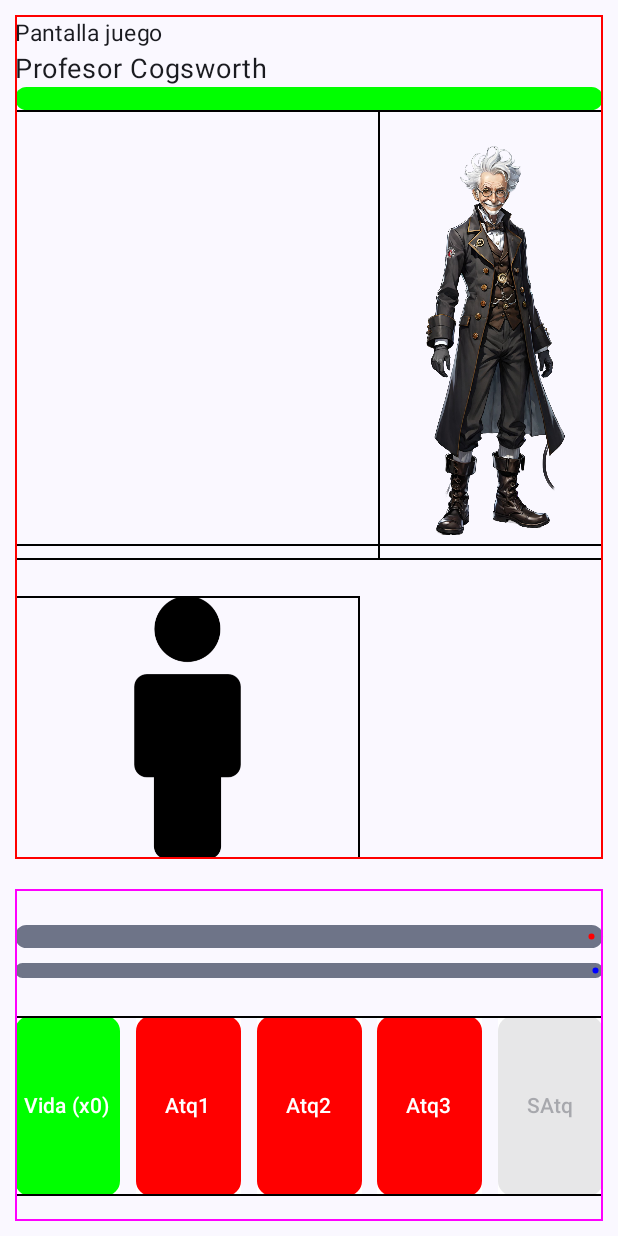
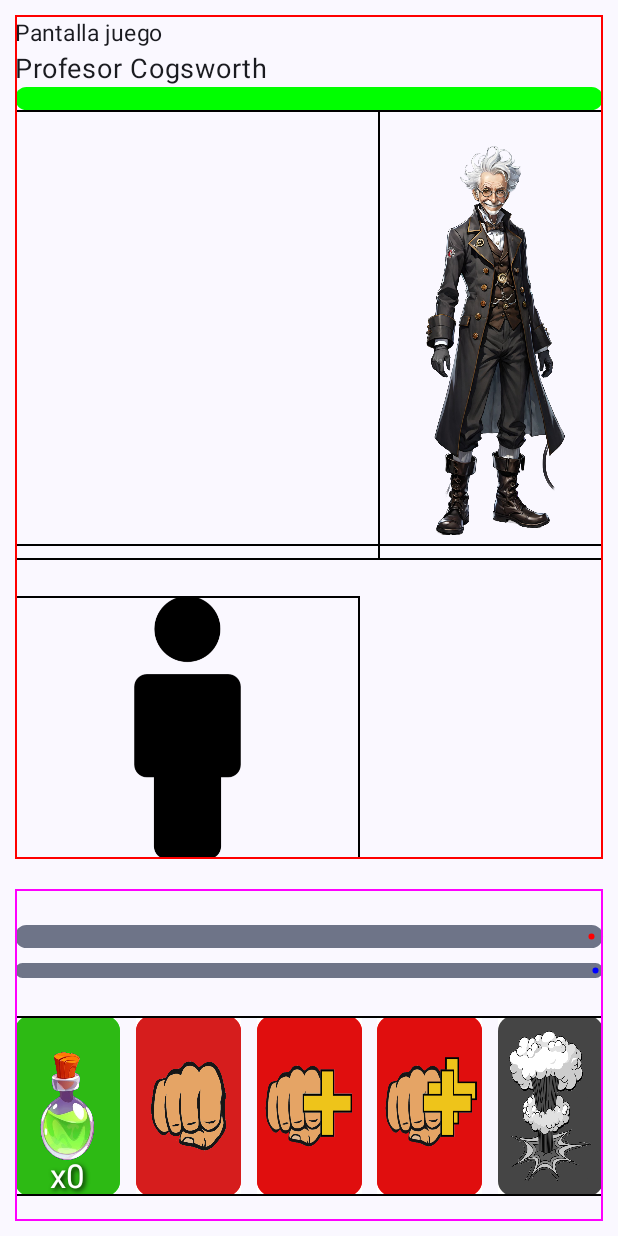
Before and after one commit to drg471/RustAndRevolt, an Android app built with Jetpack Compose: the CombatScreen screen opened through its navigation route, on a phone screen of 412 x 824 dp. Run offline under Robolectric (Android 15) with nearby library versions, the phone set to English and light mode, and no system bars; our stand-ins replace Dagger/Hilt's generated code, Room's generated code; network calls fail; 2 statements that could not run were skipped.

Commit message:
add moks: card player images, logo app, font

```diff
--- a/app/src/main/java/com/drg/rustandrevolt/ui/screens/combat/PlayerControls.kt
+++ b/app/src/main/java/com/drg/rustandrevolt/ui/screens/combat/PlayerControls.kt
@@ -1,8 +1,10 @@
 package com.drg.rustandrevolt.ui.screens.combat
 
+import androidx.compose.foundation.Image
 import androidx.compose.foundation.background
 import androidx.compose.foundation.border
 import androidx.compose.foundation.layout.Arrangement
+import androidx.compose.foundation.layout.Box
 import androidx.compose.foundation.layout.Column
 import androidx.compose.foundation.layout.PaddingValues
 import androidx.compose.foundation.layout.Row
@@ -21,8 +23,13 @@ import androidx.compose.material3.Text
 import androidx.compose.runtime.Composable
 import androidx.compose.ui.Alignment
 import androidx.compose.ui.Modifier
+import androidx.compose.ui.geometry.Offset
 import androidx.compose.ui.graphics.Color
+import androidx.compose.ui.graphics.Shadow
+import androidx.compose.ui.layout.ContentScale
 import androidx.compose.ui.platform.LocalContext
+import androidx.compose.ui.res.painterResource
+import androidx.compose.ui.text.TextStyle
 import androidx.compose.ui.unit.dp
 import androidx.compose.ui.unit.sp
 import androidx.hilt.navigation.compose.hiltViewModel
@@ -48,6 +55,10 @@ fun PlayerControls(navigateToHomeScreen : () -> Unit, viewModel : CombatViewMode
     var enableBtnVeryStrongAttack = viewModel.mutableEnableBtnVeryStrongAttack
     var enableBtnSpecialAttack = viewModel.mutableEnableBtnSpecialAttack
     var enableBtnEndGame = viewModel.mutableShowBtnEndGame
+    var potionImage = viewModel.mutablePotionImage
+    var strongAttackImage = viewModel.mutableStrongAttackImage
+    var veryStrongAttackImage = viewModel.mutableVeryStrongAttackImage
+    var specialAttackImage = viewModel.mutableSpecialAttackImage
 
     Column (modifier = Modifier
         .fillMaxWidth()
@@ -89,7 +100,12 @@ fun PlayerControls(navigateToHomeScreen : () -> Unit, viewModel : CombatViewMode
                 .border(1.dp, Color.Magenta)
                 , verticalAlignment = Alignment.CenterVertically
             ) {
-                Text(text = viewModel.mutableSeqtext, fontSize = 20.sp)
+                Text(
+                    text = viewModel.mutableSeqtext,
+                    fontSize = 20.sp,
+                    modifier = Modifier
+                        .padding(10.dp)
+                )
             }
         }
         else if (enableBtnEndGame){
@@ -118,7 +134,6 @@ fun PlayerControls(navigateToHomeScreen : () -> Unit, viewModel : CombatViewMode
 
                 //Botón de Vida
                 Button(modifier = Modifier
-                    .background(Color.White)
                     .height(120.dp)
                     .width(70.dp),
                     onClick = {
@@ -131,7 +146,27 @@ fun PlayerControls(navigateToHomeScreen : () -> Unit, viewModel : CombatViewMode
                     contentPadding = PaddingValues(0.dp),
                     enabled = enableBtnHeal
                 ) {
-                    Text("Vida (x${PlayerRemainingHealPotions})")
+                    Box(modifier = Modifier.fillMaxSize()) {
+                        Image(
+                            painter = painterResource(potionImage),
+                            contentDescription = null,
+                            modifier = Modifier.fillMaxSize(),
+                            contentScale = ContentScale.FillBounds
+                        )
+                        Text(
+                            "x${PlayerRemainingHealPotions}",
+                            modifier = Modifier.align(Alignment.BottomCenter),
+                            fontSize = 22.sp,
+                            color = Color.White, // Color del texto
+                            style = TextStyle(
+                                shadow = Shadow(
+                                    color = Color.Black, // Color del borde
+                                    blurRadius = 4f, // Radio del desenfoque
+                                    offset = Offset(2f, 2f) // Desplazamiento del borde
+                                )
+                            )
+                            )
+                    }
                 }
 
                 //Botón de Ataque 1
@@ -148,7 +183,14 @@ fun PlayerControls(navigateToHomeScreen : () -> Unit, viewModel : CombatViewMode
                     shape = RoundedCornerShape(10.dp),
                     contentPadding = PaddingValues(0.dp)
                 ) {
-                    Text("Atq1")
+                    Box(modifier = Modifier.fillMaxSize()) {
+                        Image(
+                            painter = painterResource(id = R.drawable.c_punonegrocartaroja),
+                            contentDescription = null,
+                            modifier = Modifier.fillMaxSize(),
+                            contentScale = ContentScale.FillBounds
+                        )
+                    }
                 }
 
                 //Botón de Ataque 2
@@ -166,7 +208,14 @@ fun PlayerControls(navigateToHomeScreen : () -> Unit, viewModel : CombatViewMode
                     contentPadding = PaddingValues(0.dp),
                     enabled = enableBtnStrongAttack
                 ) {
-                    Text("Atq2")
+                    Box(modifier = Modifier.fillMaxSize()) {
+                        Image(
+                            painter = painterResource(strongAttackImage),
+                            contentDescription = null,
+                            modifier = Modifier.fillMaxSize(),
+                            contentScale = ContentScale.FillBounds
+                        )
+                    }
                 }
 
                 //Botón de Ataque 3
@@ -184,7 +233,14 @@ fun PlayerControls(navigateToHomeScreen : () -> Unit, viewModel : CombatViewMode
                     contentPadding = PaddingValues(0.dp),
                     enabled = enableBtnVeryStrongAttack
                 ) {
-                    Text("Atq3")
+                    Box(modifier = Modifier.fillMaxSize()) {
+                        Image(
+                            painter = painterResource(veryStrongAttackImage),
+                            contentDescription = null,
+                            modifier = Modifier.fillMaxSize(),
+                            contentScale = ContentScale.FillBounds
+                        )
+                    }
                 }
 
                 //Botón de Ataque Especial
@@ -196,13 +252,21 @@ fun PlayerControls(navigateToHomeScreen : () -> Unit, viewModel : CombatViewMode
                         viewModel.buttonSelectControlSound()
                         viewModel.superAttackSound()
                         viewModel.playerAttackSequence(specialAttack)
-                              },
-                    colors = ButtonDefaults.buttonColors(containerColor = Color.Blue),
+                    },
+                    colors = ButtonDefaults.buttonColors(containerColor = Color.Red),
                     shape = RoundedCornerShape(10.dp),
                     contentPadding = PaddingValues(0.dp),
-                    content = { Text("SAtq") },
                     enabled = enableBtnSpecialAttack
-                )
+                ) {
+                    Box(modifier = Modifier.fillMaxSize()) {
+                        Image(
+                            painter = painterResource(specialAttackImage),
+                            contentDescription = null,
+                            modifier = Modifier.fillMaxSize(),
+                            contentScale = ContentScale.FillBounds
+                        )
+                    }
+                }
             }
         }
     }
--- a/app/src/main/java/com/drg/rustandrevolt/ui/screens/home/HomeScreenElements.kt
+++ b/app/src/main/java/com/drg/rustandrevolt/ui/screens/home/HomeScreenElements.kt
@@ -1,5 +1,6 @@
 package com.drg.rustandrevolt.ui.screens.home
 
+import android.graphics.Typeface
 import androidx.compose.foundation.Image
 import androidx.compose.foundation.background
 import androidx.compose.foundation.border
@@ -13,6 +14,7 @@ import androidx.compose.foundation.layout.padding
 import androidx.compose.foundation.layout.size
 import androidx.compose.foundation.layout.width
 import androidx.compose.material3.Button
+import androidx.compose.material3.ButtonDefaults
 import androidx.compose.material3.Text
 import androidx.compose.runtime.Composable
 import androidx.compose.ui.Alignment
@@ -20,11 +22,14 @@ import androidx.compose.ui.Modifier
 import androidx.compose.ui.graphics.Color
 import androidx.compose.ui.platform.LocalContext
 import androidx.compose.ui.res.painterResource
-import androidx.compose.ui.tooling.preview.Preview
+import androidx.compose.ui.text.TextStyle
+import androidx.compose.ui.text.font.Font
 import androidx.compose.ui.unit.dp
+import androidx.compose.ui.unit.sp
 import androidx.hilt.navigation.compose.hiltViewModel
 import com.drg.rustandrevolt.R
 import com.drg.rustandrevolt.viewmodels.HomeViewModel
+import androidx.compose.ui.text.font.FontFamily
 
 @Composable
 fun HomeScreenElements(
@@ -42,23 +47,26 @@ fun HomeScreenElements(
 
     viewModel.context = context
 
+    val typeface = Font(R.font.rumble_brave)
+    val backgroundColor = 0xFF02474c //#02474c
+    val buttonColor = 0xFFf1883b //#f1883b
+
 
     //Columna principal
     Column(
         modifier = Modifier
             .fillMaxSize()
-            .border(1.dp, Color.Red)
             .padding(paddingValues)
+            .background(Color(color = backgroundColor))
         , Arrangement.Center
     ) {
 
         //Imagen Logo
         Image(
-            painter = painterResource(R.drawable.logodflt),
+            painter = painterResource(R.drawable.rnr_logo11),
             contentDescription = null,
             modifier = Modifier
                 .size(width = 300.dp, height = 300.dp)
-                .border(1.dp, Color.Black)
                 .align(Alignment.CenterHorizontally)
         )
 
@@ -72,9 +80,17 @@ fun HomeScreenElements(
             .width(200.dp), onClick = {
                 viewModel.buttonSound()
                 navigateToSelectCharacterScreen()
-            }
+            },
+            colors = ButtonDefaults.buttonColors(Color(buttonColor))
         ) {
-            Text(buttonStartGame)
+            Text(
+                text = buttonStartGame,
+                style = TextStyle(
+                    fontFamily = FontFamily(typeface),
+                    fontSize = 18.sp,
+                    letterSpacing = 2.sp
+                )
+            )
         }
 
         //Boton Player
@@ -85,9 +101,17 @@ fun HomeScreenElements(
             .width(200.dp), onClick = {
                 viewModel.buttonSound()
                 navigavigateToPlayerScreen()
-        }
+            },
+            colors = ButtonDefaults.buttonColors(Color(buttonColor))
         ) {
-            Text(buttonPlayer)
+            Text(
+                text = buttonPlayer,
+                style = TextStyle(
+                    fontFamily = FontFamily(typeface),
+                    fontSize = 18.sp,
+                    letterSpacing = 2.sp
+                )
+            )
         }
 
         //Boton Opciones
@@ -98,9 +122,17 @@ fun HomeScreenElements(
             .width(200.dp), onClick = {
                 viewModel.buttonSound()
                 navigateToOptionsScreen()
-        }
+            },
+            colors = ButtonDefaults.buttonColors(Color(buttonColor))
         ) {
-            Text(buttonOptions)
+            Text(
+                text = buttonOptions,
+                style = TextStyle(
+                    fontFamily = FontFamily(typeface),
+                    fontSize = 18.sp,
+                    letterSpacing = 2.sp
+                )
+            )
         }
 
         Spacer(modifier = Modifier.height(20.dp))
@@ -113,9 +145,17 @@ fun HomeScreenElements(
             .width(200.dp), onClick = {
                 viewModel.buttonSound()
                 System.exit(0)
-            }
+            },
+            colors = ButtonDefaults.buttonColors(Color(buttonColor))
         ) {
-            Text(buttonExit)
+            Text(
+                text = buttonExit,
+                style = TextStyle(
+                    fontFamily = FontFamily(typeface),
+                    fontSize = 18.sp,
+                    letterSpacing = 2.sp
+                )
+            )
         }
     }
 }
--- a/app/src/main/java/com/drg/rustandrevolt/viewmodels/CombatViewModel.kt
+++ b/app/src/main/java/com/drg/rustandrevolt/viewmodels/CombatViewModel.kt
@@ -88,7 +88,11 @@ class CombatViewModel @Inject constructor(
     var mutablePlayerDamage by mutableStateOf("")
         private set
     var mutableShowBtnEndGame by mutableStateOf(false)
-        private set
+
+    var mutablePotionImage by mutableStateOf(R.drawable.c_potiongreencarta)
+    var mutableStrongAttackImage by mutableStateOf(R.drawable.c_punonegrocartarojamas)
+    var mutableVeryStrongAttackImage by mutableStateOf(R.drawable.c_punonegrocartarojamasmas)
+    var mutableSpecialAttackImage by mutableStateOf(R.drawable.c_superataquecartabn)
 
     init{
         viewModelScope.launch {
@@ -154,6 +158,8 @@ class CombatViewModel @Inject constructor(
             mutablePlayerDamageRedColor = true
             enableBtnsPlayerControl()
         }, 1500) // 1500 milisegundos
+
+        if (mutablePlayerRemainingHealPotions == 0) mutablePotionImage = R.drawable.c_potiongreencartablanconegro
     }
 
     fun playerAttackSequence (attackType : Int){
@@ -175,6 +181,10 @@ class CombatViewModel @Inject constructor(
             }
         }, 1500)
 
+        if (characterPlayer.remainingStrongAttacks == 0) mutableStrongAttackImage = R.drawable.c_punoblanconegrocartarojamas
+        if (characterPlayer.remainingVeryStrongAttacks == 0) mutableVeryStrongAttackImage = R.drawable.c_punoblanconegrocartarojamasmas
+        if (characterPlayer.chargeForSpecialAttack >= 50) mutableSpecialAttackImage = R.drawable.c_superataquecarta
+        else mutableSpecialAttackImage = R.drawable.c_superataquecartabn
     }
     //****************************************************************
     //ENEMY AI
--- /dev/null
+++ b/app/src/main/res/values/styles.xml
@@ -0,0 +1,6 @@
+<?xml version="1.0" encoding="utf-8"?>
+<resources>
+    <style name="CustomFont">
+        <item name="android:fontFamily">@font/rumble_brave</item>
+    </style>
+</resources>
```
Also changed, not shown: app/src/main/res/drawable/c_potiongreencarta.png (added), app/src/main/res/drawable/c_potiongreencartablanconegro.png (added), app/src/main/res/drawable/c_punoblanconegrocartarojamas.png (added), app/src/main/res/drawable/c_punoblanconegrocartarojamasmas.png (added), app/src/main/res/drawable/c_punonegrocartaroja.png (added), app/src/main/res/drawable/c_punonegrocartarojamas.png (added), app/src/main/res/drawable/c_punonegrocartarojamasmas.png (added), app/src/main/res/drawable/c_superataquecarta.png (added), app/src/main/res/drawable/c_superataquecartabn.png (added), app/src/main/res/drawable/rnr_logo11.png (added), app/src/main/res/font/rumble_brave.otf (added).
